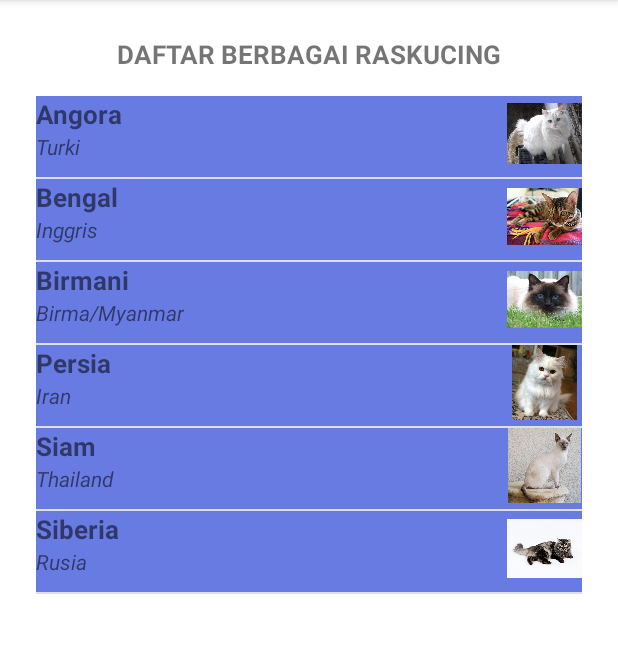
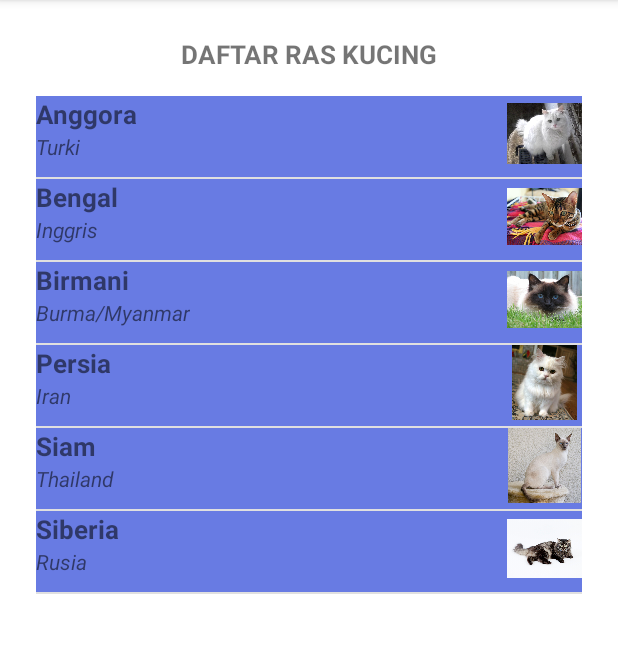
Before and after one commit to Angg29/Avertebrata, an Android app: the screen it shows after launch (DaftarHewanActivity), after a tap on an icon or button, on a phone screen of 412 x 824 dp, the part 84-737 px from its top. Run offline under Robolectric (Android 15) with nearby library versions, the phone set to English and light mode, and no system bars.

```diff
--- a/app/src/main/java/com/example/avertebrata/DaftarHewanActivity.java
+++ b/app/src/main/java/com/example/avertebrata/DaftarHewanActivity.java
@@ -11,7 +11,10 @@ import androidx.appcompat.app.AppCompatActivity;
 
 import java.util.List;
 
+import com.example.avertebrata.model.Anjing;
 import com.example.avertebrata.model.Hewan;
+import com.example.avertebrata.model.Kucing;
+import com.example.avertebrata.model.Monyet;
 
 public class DaftarHewanActivity  extends  AppCompatActivity{
     public final static String HEWAN_TERPILIH ="hewan_obj_key";
@@ -24,9 +27,17 @@ public class DaftarHewanActivity  extends  AppCompatActivity{
         setContentView(R.layout.activity_daftar_hewan);
         Intent intent = getIntent();
         jenisHewan = intent.getStringExtra(MainActivity.JENIS_GALERI_KEY);
+        hewans = DataProvider.getHewansByTipe(this,jenisHewan);
         TextView txJudul = findViewById(R.id.text_title_daftar);
-        txJudul.setText("DAFTAR BERBAGAI RAS" +jenisHewan.toUpperCase());
-        hewans = DataProvider.getHewansByTipe(this,jenisHewan);
+        String judul="";
+        if(hewans.get(0) instanceof Anjing){
+            judul = getString(R.string.judul_list_Anjing);
+        }else if(hewans.get(0) instanceof Kucing){
+            judul = getString(R.string.judul_list_Kucing);
+        }else if(hewans.get(0) instanceof Monyet){
+            judul = getString(R.string.judul_list_Monyet);
+        }
+        txJudul.setText(judul);
         setupListView();
     }
     private void setupListView(){
--- a/app/src/main/java/com/example/avertebrata/DataProvider.java
+++ b/app/src/main/java/com/example/avertebrata/DataProvider.java
@@ -15,48 +15,48 @@ public class DataProvider {
 
     private static List<Kucing> initDataKucing(Context ctx) {
         List<Kucing> kucings = new ArrayList<>();
-        kucings.add(new Kucing("Angora", "Turki",
-                "Aslinya berasal dari Ankara, Turki dengan ciri khas berbulu panjang dan lembut", R.drawable.cat_angora));
-        kucings.add(new Kucing("Bengal", "Inggris",
-                "Merupakan hasil persilangan antara Kucing Leopard Asia dengan kucing domestik Inggris", R.drawable.cat_bengal));
-        kucings.add(new Kucing("Birmani", "Birma/Myanmar",
-                "Konon awalnya merupakan ras kucing yand biasa menemani para biksu yang menetap pada kuil di Birma", R.drawable.cat_birman));
-        kucings.add(new Kucing("Persia", "Iran",
-                "Kucing berbulu panjang dengan wajah bundar dan hidung pesek. Awalnya berasal dari Iran kemudian diimpor ke Italia", R.drawable.cat_persia));
-        kucings.add(new Kucing("Siam", "Thailand",
-                "Kucing hasil turunan dari Wichian Maat (Kucing Thailand) dengan ciri khas berbadan panjang dan langsing, wajah lonjong, telinga lebar, dan mata kebiruan", R.drawable.cat_siam));
-        kucings.add(new Kucing("Siberia", "Rusia",
-                "Kucing domestik Rusia dengan bulu lebat dan badan besar tapi sangat lincah dan terkenal dengan kemampuan melompatnya ", R.drawable.cat_siberian));
+        kucings.add(new Kucing(ctx.getString(R.string.Anggora_name), ctx.getString(R.string.Anggora_asal),
+                ctx.getString(R.string.Anggora_deskripsi), R.drawable.cat_angora));
+        kucings.add(new Kucing(ctx.getString(R.string.Bengal_name), ctx.getString(R.string.Bengal_asal),
+                ctx.getString(R.string.Bengal_deskripsi), R.drawable.cat_bengal));
+        kucings.add(new Kucing(ctx.getString(R.string.Birmani_name), ctx.getString(R.string.Birmani_asal),
+                ctx.getString(R.string.Birmani_deskripsi), R.drawable.cat_birman));
+        kucings.add(new Kucing(ctx.getString(R.string.Persia_name), ctx.getString(R.string.Persia_asal),
+                ctx.getString(R.string.Persia_deskripsi), R.drawable.cat_persia));
+        kucings.add(new Kucing(ctx.getString(R.string.Siam_name), ctx.getString(R.string.Siam_asal),
+                ctx.getString(R.string.Siam_deskripsi), R.drawable.cat_siam));
+        kucings.add(new Kucing(ctx.getString(R.string.Siberia_name), ctx.getString(R.string.Siberia_asal),
+                ctx.getString(R.string.Siberia_deskripsi), R.drawable.cat_siberian));
         return kucings;
     }
 
     private static List<Anjing> initDataAnjing(Context ctx) {
         List<Anjing> anjings = new ArrayList<>();
-        anjings.add(new Anjing("Bulldog", "Inggris",
-                "Anjing populer yang dikenal dengan badan yang gemuk berotot, wajah seperti kain kusut, dan hidung yang pesek", R.drawable.dog_bulldog));
-        anjings.add(new Anjing("Husky", "Alaska,Siberia,Finlandia (daerah bersalju) ",
-                "Anjing jenis khusus yang awalnya digunakan untuk menarik kereta salju", R.drawable.dog_husky));
-        anjings.add(new Anjing("Kintamani", "Indonesia",
-                "Ras anjing asli pulau Bali ", R.drawable.dog_kintamani));
-        anjings.add(new Anjing("Samoyed", "Rusia",
-                "Anjing yang berasal dari Siberia yang awalnya biasa digunakan untuk menjaga ternak oleh suku Samoyed", R.drawable.dog_samoyed));
-        anjings.add(new Anjing("Shepherd", "Jerman",
-                "Anjing pintar dan kuat, sekarang banyak digunakan sebagai anjing penjaga, pengawal, dan anjing polisi (K9)", R.drawable.dog_shepherd));
-        anjings.add(new Anjing("Shiba", "Jepang",
-                "Anjing dari daerah Shiba ini gesit dan lincah sehingga awalnya banyak digunakan untuk berburu ", R.drawable.dog_shiba));
+        anjings.add(new Anjing(ctx.getString(R.string.Anjing_name), ctx.getString(R.string.Anjing_asal),
+                ctx.getString(R.string.Anjing_deskripsi), R.drawable.dog_bulldog));
+        anjings.add(new Anjing(ctx.getString(R.string.Hunsky_name), ctx.getString(R.string.Hunsky_asal),
+                ctx.getString(R.string.Hunsky_deskripsi), R.drawable.dog_husky));
+        anjings.add(new Anjing(ctx.getString(R.string.Kintamani_name), ctx.getString(R.string.Kintamani_asal),
+                ctx.getString(R.string.Kintamani_deskripsi), R.drawable.dog_kintamani));
+        anjings.add(new Anjing(ctx.getString(R.string.Samoyed_name), ctx.getString(R.string.Samoyed_asal),
+                ctx.getString(R.string.Samoyed_deskripsi), R.drawable.dog_samoyed));
+        anjings.add(new Anjing(ctx.getString(R.string.Shepherd_name), ctx.getString(R.string.Shepherd_asal),
+                ctx.getString(R.string.Shepherd_deskripsi), R.drawable.dog_shepherd));
+        anjings.add(new Anjing(ctx.getString(R.string.Shiba_name), ctx.getString(R.string.Shiba_asal),
+                ctx.getString(R.string.Shiba_deskripsi), R.drawable.dog_shiba));
         return anjings;
     }
 
     private static List<Monyet> initDataMonyet(Context ctx) {
         List<Monyet> monyets = new ArrayList<>();
-        monyets.add(new Monyet("Pigmy Marmoset", "Hutan Hujan Amazon",
-                "merupakan jenis monyet terkecil di dunia, yang mempunyai warna bulu yang keemasan. Monyet ini sangat suka memakan cairan batang kayu", R.drawable.monyet_pigmy));
-        monyets.add(new Monyet("Emperor Tamarin", "Amazon",
-                "Konon katanya, monyet ini di sebut Emperor Tamarin karena mukanya yang mirip dengan Kaisar Jerman Wilhelm II", R.drawable.monyet_emperor));
-        monyets.add(new Monyet("Proboscis", "Kalimantan,Indonesia",
-                "merupakan monyet terganteng sedunia yang memiliki selaput pada kakinya yang menandakan monyet ini handal dalam hal berenang", R.drawable.monyet_ganteng));
-        monyets.add(new Monyet("Simpanse", "Hutan dan sabana Afrika",
-                "merupakan spesies kera besar dan memiliki 99 % DNA yang sama dengan manusia.", R.drawable.monyet_simpanse));
+        monyets.add(new Monyet(ctx.getString(R.string.Pigmy_name), ctx.getString(R.string.Pigmy_asal),
+                ctx.getString(R.string.Pigmy_deskripsi), R.drawable.monyet_pigmy));
+        monyets.add(new Monyet(ctx.getString(R.string.Emperor_name), ctx.getString(R.string.Emperor_asal),
+                ctx.getString(R.string.Emperor_deskripsi), R.drawable.monyet_emperor));
+        monyets.add(new Monyet(ctx.getString(R.string.Probocis_name), ctx.getString(R.string.Probocis_asal),
+                ctx.getString(R.string.Probocis_deskripsi), R.drawable.monyet_ganteng));
+        monyets.add(new Monyet(ctx.getString(R.string.Simpanse_name), ctx.getString(R.string.Simpanse_asal),
+                ctx.getString(R.string.Simpanse_deskripsi), R.drawable.monyet_simpanse));
         return monyets;
     }
 
--- a/app/src/main/java/com/example/avertebrata/ProfilActivity.java
+++ b/app/src/main/java/com/example/avertebrata/ProfilActivity.java
@@ -9,7 +9,10 @@ import android.widget.Toast;
 
 import androidx.appcompat.app.AppCompatActivity;
 
+import com.example.avertebrata.model.Anjing;
 import com.example.avertebrata.model.Hewan;
+import com.example.avertebrata.model.Kucing;
+import com.example.avertebrata.model.Monyet;
 
 public class ProfilActivity extends AppCompatActivity {
     Hewan hewan;
@@ -36,7 +39,13 @@ public class ProfilActivity extends AppCompatActivity {
 
     private void tampilkanProfil(Hewan hewan) {
         Log.d("Profil","Menampilkan "+hewan.getJenis());
-        txJudul.setText(hewan.getJenis());
+        if(hewan instanceof Anjing){
+            txJudul.setText(getString(R.string.Jenis_Anjing));
+        }else if(hewan instanceof Kucing){
+            txJudul.setText(getString(R.string.Jenis_Kucing));
+        }else if(hewan instanceof Monyet){
+            txJudul.setText(getString(R.string.Jenis_Monyet));
+        }
         txJenis.setText(hewan.getRas());
         txAsal.setText(hewan.getAsal());
         txDeskripsi.setText(hewan.getDeskripsi());
--- a/app/src/main/res/layout/activity_main.xml
+++ b/app/src/main/res/layout/activity_main.xml
@@ -14,7 +14,7 @@
     <TextView
         android:layout_width="wrap_content"
         android:layout_height="wrap_content"
-        android:text="Animalia"
+        android:text="@string/judul_main"
         android:textStyle="bold"
         android:textColor="@color/white"
         android:textSize="29sp"
@@ -63,7 +63,7 @@
     <TextView
         android:layout_width="wrap_content"
         android:layout_height="wrap_content"
-        android:text="(press image to open gallery)"
+        android:text="@string/notif"
         android:textColor="@color/white"
         android:textStyle="italic"
         android:layout_marginBottom="32dp"
--- a/app/src/main/res/values/strings.xml
+++ b/app/src/main/res/values/strings.xml
@@ -1,3 +1,67 @@
 <resources>
     <string name="app_name">Animalia</string>
+    //data hewan
+    <string name="Anggora_name">Anggora</string>
+    <string name="Anggora_asal">Turki</string>
+    <string name="Anggora_deskripsi">Aslinya berasal dari Ankara, Turki dengan ciri khas berbulu panjang dan lembut</string>
+    <string name="Bengal_name">Bengal</string>
+    <string name="Bengal_asal">Inggris</string>
+    <string name="Bengal_deskripsi">Merupakan hasil persilangan antara Kucing Leopard Asia dengan kucing domestik Inggris</string>
+    <string name="Birmani_name">Birmani</string>
+    <string name="Birmani_asal">Burma/Myanmar</string>
+    <string name="Birmani_deskripsi">Konon awalnya merupakan ras kucing yand biasa menemani para biksu yang menetap pada kuil di Birma</string>
+    <string name="Persia_name">Persia</string>
+    <string name="Persia_asal">Iran</string>
+    <string name="Persia_deskripsi">Kucing berbulu panjang dengan wajah bundar dan hidung pesek. Awalnya berasal dari Iran kemudian diimpor ke Italia</string>
+    <string name="Siam_name">Siam</string>
+    <string name="Siam_asal">Thailand</string>
+    <string name="Siam_deskripsi">Kucing hasil turunan dari Wichian Maat (Kucing Thailand) dengan ciri khas berbadan panjang dan langsing, wajah lonjong, telinga lebar, dan mata kebiruan</string>
+    <string name="Siberia_name">Siberia</string>
+    <string name="Siberia_asal">Rusia</string>
+    <string name="Siberia_deskripsi">Kucing domestik Rusia dengan bulu lebat dan badan besar tapi sangat lincah dan terkenal dengan kemampuan melompatnya </string>
+    <string name="Anjing_name">Buldog</string>
+    <string name="Anjing_asal">Inggris</string>
+    <string name="Anjing_deskripsi">Anjing populer yang dikenal dengan badan yang gemuk berotot, wajah seperti kain kusut, dan hidung yang pesek</string>
+    <string name="Hunsky_name">Hunsky</string>
+    <string name="Hunsky_asal">Alaska,Siberia,Finlandia (daerah bersalju</string>
+    <string name="Hunsky_deskripsi">Anjing jenis khusus yang awalnya digunakan untuk menarik kereta salju</string>
+    <string name="Kintamani_name">Kintamani</string>
+    <string name="Kintamani_asal">Indonesia</string>
+    <string name="Kintamani_deskripsi">Ras anjing asli pulau Bali</string>
+    <string name="Samoyed_name">Samoyed</string>
+    <string name="Samoyed_asal">Rusia</string>
+    <string name="Samoyed_deskripsi">Anjing yang berasal dari Siberia yang awalnya biasa digunakan untuk menjaga ternak oleh suku Samoyed</string>
+    <string name="Shepherd_name">Shepherd</string>
+    <string name="Shepherd_asal">Jerman</string>
+    <string name="Shepherd_deskripsi">Anjing pintar dan kuat, sekarang banyak digunakan sebagai anjing penjaga, pengawal, dan anjing polisi (K9)</string>
+    <string name="Shiba_name">Shiba</string>
+    <string name="Shiba_asal">Jepang</string>
+    <string name="Shiba_deskripsi">Anjing dari daerah Shiba ini gesit dan lincah sehingga awalnya banyak digunakan untuk berburu</string>
+    <string name="Pigmy_name">Pigmy Marmoset</string>
+    <string name="Pigmy_asal">Hutan Hujan Amazon</string>
+    <string name="Pigmy_deskripsi">merupakan jenis monyet terkecil di dunia, yang mempunyai warna bulu yang keemasan. Monyet ini sangat suka memakan cairan batang kayu</string>
+    <string name="Emperor_name">Emperor Tamarin</string>
+    <string name="Emperor_asal">Amazon</string>
+    <string name="Emperor_deskripsi">Konon katanya, monyet ini di sebut Emperor Tamarin karena mukanya yang mirip dengan Kaisar Jerman Wilhelm II</string>
+    <string name="Probocis_name">Probocis</string>
+    <string name="Probocis_asal">Kalimantan, Indonesia</string>
+    <string name="Probocis_deskripsi">merupakan monyet terganteng sedunia yang memiliki selaput pada kakinya yang menandakan monyet ini handal dalam hal berenang</string>
+    <string name="Simpanse_name">Simpanse</string>
+    <string name="Simpanse_asal">Hutan dan saban Afrika</string>
+    <string name="Simpanse_deskripsi">merupakan spesies kera besar dan memiliki 99 % DNA yang sama dengan manusia</string>
+
+    //judul
+    <string name="judul_list_Anjing">DAFTAR RAS ANJING</string>
+    <string name="judul_list_Kucing">DAFTAR RAS KUCING</string>
+    <string name="judul_list_Monyet">DAFTAR RAS MONYET</string>
+    <string name="judul_main">ANIMALIA</string>
+
+    //jenis
+    <string name="Jenis_Anjing">Anjing</string>
+    <string name="Jenis_Kucing">Kucing</string>
+    <string name="Jenis_Monyet">Monyet</string>
+
+    //String
+    <string name="notif">Tekan gambar</string>
+
 </resources>
```
Also changed, not shown: 1 other file.
